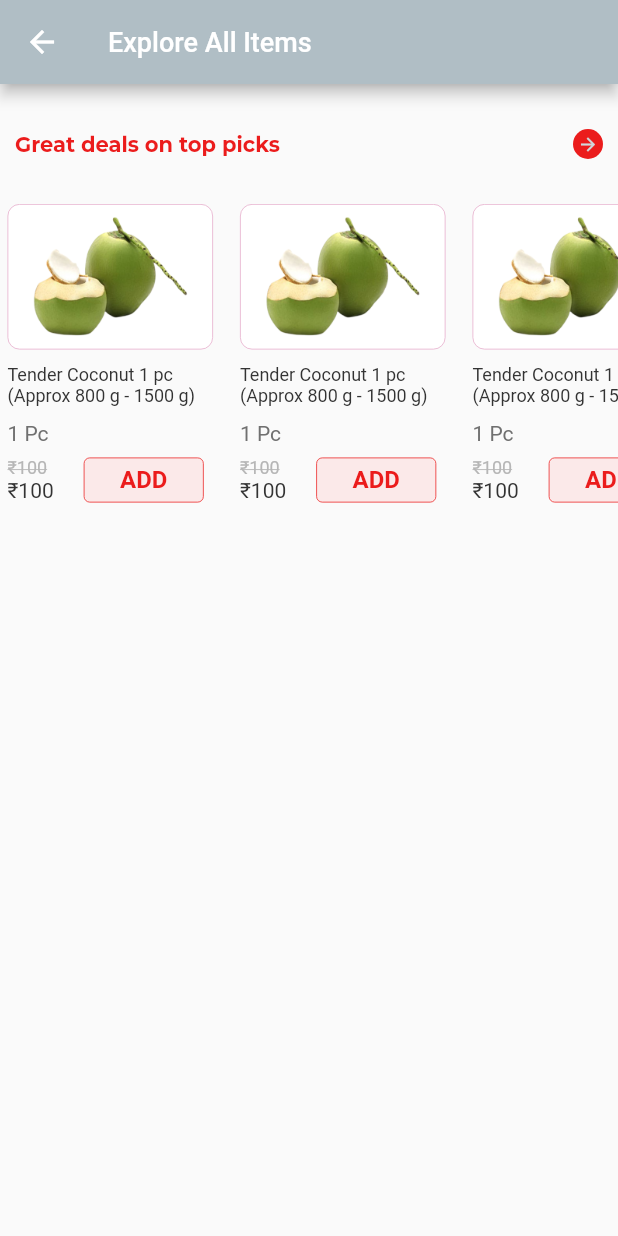
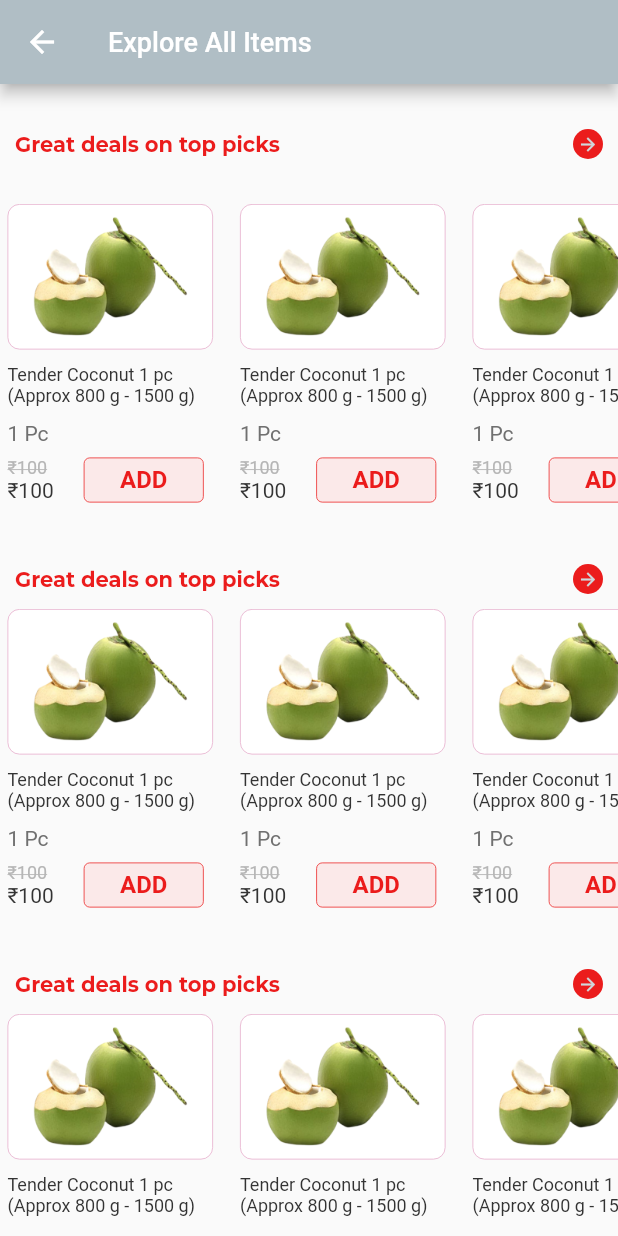
Before and after one commit to tulasireddytulasi/flutter_coconut_selling_app, a Flutter app: the screen it shows after launch, item 2 of the bottom bar chosen, on a phone screen of 412 x 824 dp. Run offline on Flutter 3.47's test engine with Material 2 defaults, Android fonts, the phone set to English and light mode, and no system bars; our stand-ins replace lottie, shared_preferences.

Commit message:
Made change

```diff
--- a/lib/screens/explore_items/explore_items.dart
+++ b/lib/screens/explore_items/explore_items.dart
@@ -1,7 +1,7 @@
+import 'package:coconut/screens/explore_items/widgets/heading.dart';
 import 'package:coconut/screens/explore_items/widgets/items_list.dart';
 import 'package:coconut/screens/navigation/navigation.dart';
 import 'package:coconut/utils/colors.dart';
-import 'package:coconut/utils/constants.dart';
 import 'package:flutter/material.dart';
 
 class ExploreItems extends StatefulWidget {
@@ -36,38 +36,33 @@ class _ExploreItemsState extends State<ExploreItems> {
           ),
           centerTitle: false,
         ),
-        body: Container(
+        body: SingleChildScrollView(
           child: Column(
-            children: [
-              const SizedBox(height: 30),
-              Row(
-                crossAxisAlignment: CrossAxisAlignment.center,
-                mainAxisAlignment: MainAxisAlignment.spaceBetween,
-                children: [
-                  Container(
-                    alignment: Alignment.topLeft,
-                    margin: const EdgeInsets.only(left: 10, top: 0),
-                    child: const Text(
-                      "Great deals on top picks",
-                      style: TextStyle(
-                          fontSize: 14, color: red, fontFamily: montserratBold),
-                    ),
-                  ),
-                  const Padding(
-                    padding: EdgeInsets.only(right: 10),
-                    child: CircleAvatar(
-                      backgroundColor: red,
-                      radius: 10,
-                      child: Icon(
-                        Icons.arrow_forward,
-                        size: 14,
-                      ),
-                    ),
-                  ),
-                ],
+            mainAxisSize: MainAxisSize.min,
+            children: const [
+              SizedBox(height: 30),
+              Heading(),
+              SizedBox(height: 30),
+              ItemsList(),
+              SizedBox(height: 30),
+              Padding(
+                padding: EdgeInsets.only(top: 10, bottom: 10),
+                child: Heading(),
               ),
-              const SizedBox(height: 30),
-              const ItemsList(),
+              ItemsList(),
+              SizedBox(height: 30),
+              Padding(
+                padding: EdgeInsets.only(top: 10, bottom: 10),
+                child: Heading(),
+              ),
+              ItemsList(),
+              SizedBox(height: 30),
+              Padding(
+                padding: EdgeInsets.only(top: 10, bottom: 10),
+                child: Heading(),
+              ),
+              ItemsList(),
+              SizedBox(height: 50),
             ],
           ),
         ),
--- /dev/null
+++ b/lib/screens/explore_items/widgets/heading.dart
@@ -0,0 +1,37 @@
+import 'package:coconut/utils/colors.dart';
+import 'package:coconut/utils/constants.dart';
+import 'package:flutter/material.dart';
+
+class Heading extends StatelessWidget {
+  const Heading({Key? key}) : super(key: key);
+
+  @override
+  Widget build(BuildContext context) {
+    return Row(
+      crossAxisAlignment: CrossAxisAlignment.center,
+      mainAxisAlignment: MainAxisAlignment.spaceBetween,
+      children: [
+        Container(
+          alignment: Alignment.topLeft,
+          margin: const EdgeInsets.only(left: 10, top: 0),
+          child: const Text(
+            "Great deals on top picks",
+            style:
+                TextStyle(fontSize: 14, color: red, fontFamily: montserratBold),
+          ),
+        ),
+        const Padding(
+          padding: EdgeInsets.only(right: 10),
+          child: CircleAvatar(
+            backgroundColor: red,
+            radius: 10,
+            child: Icon(
+              Icons.arrow_forward,
+              size: 14,
+            ),
+          ),
+        ),
+      ],
+    );
+  }
+}
--- a/lib/screens/explore_items/widgets/items_list.dart
+++ b/lib/screens/explore_items/widgets/items_list.dart
@@ -14,7 +14,7 @@ class _ItemsListState extends State<ItemsList> {
   @override
   Widget build(BuildContext context) {
     return SizedBox(
-      height: 300,
+      height: 200,
       child: ListView.separated(
           itemCount: 10,
           shrinkWrap: true,
```
